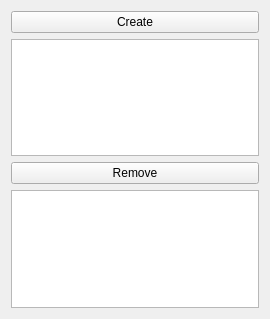
The window that Modular1/QModularManagerWidget.ui (djeemie2000/SynthPlayground) describes before a commit, drawn with Qt 5.
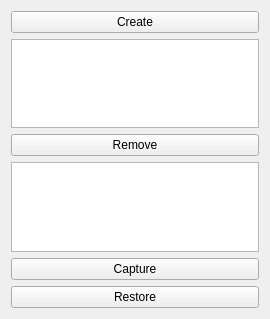
The same window after the commit.

Commit message: Modular: added simple oscillator module #93. Capture and restore modules #114.

```diff
--- a/Modular1/QModularManagerWidget.ui
+++ b/Modular1/QModularManagerWidget.ui
@@ -34,6 +34,20 @@
    <item>
     <widget class="QListWidget" name="listWidget_ModuleNames"/>
    </item>
+   <item>
+    <widget class="QPushButton" name="pushButton_Capture">
+     <property name="text">
+      <string>Capture</string>
+     </property>
+    </widget>
+   </item>
+   <item>
+    <widget class="QPushButton" name="pushButton_Restore">
+     <property name="text">
+      <string>Restore</string>
+     </property>
+    </widget>
+   </item>
   </layout>
  </widget>
  <resources/>
```
The commit also changes 8 other files.
